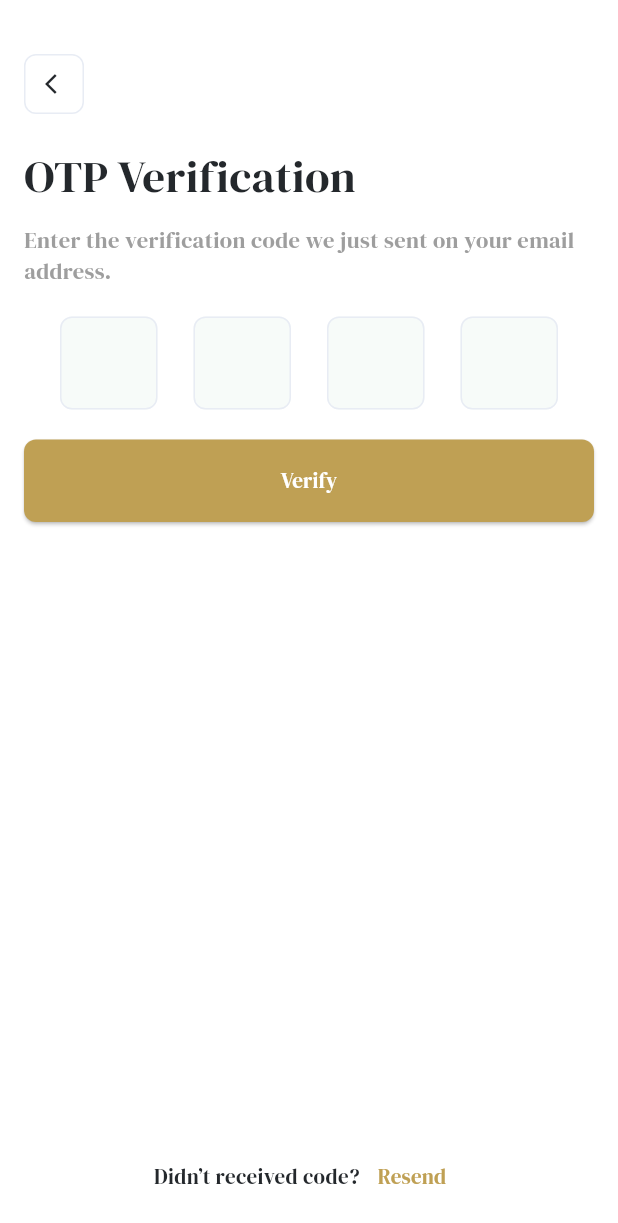
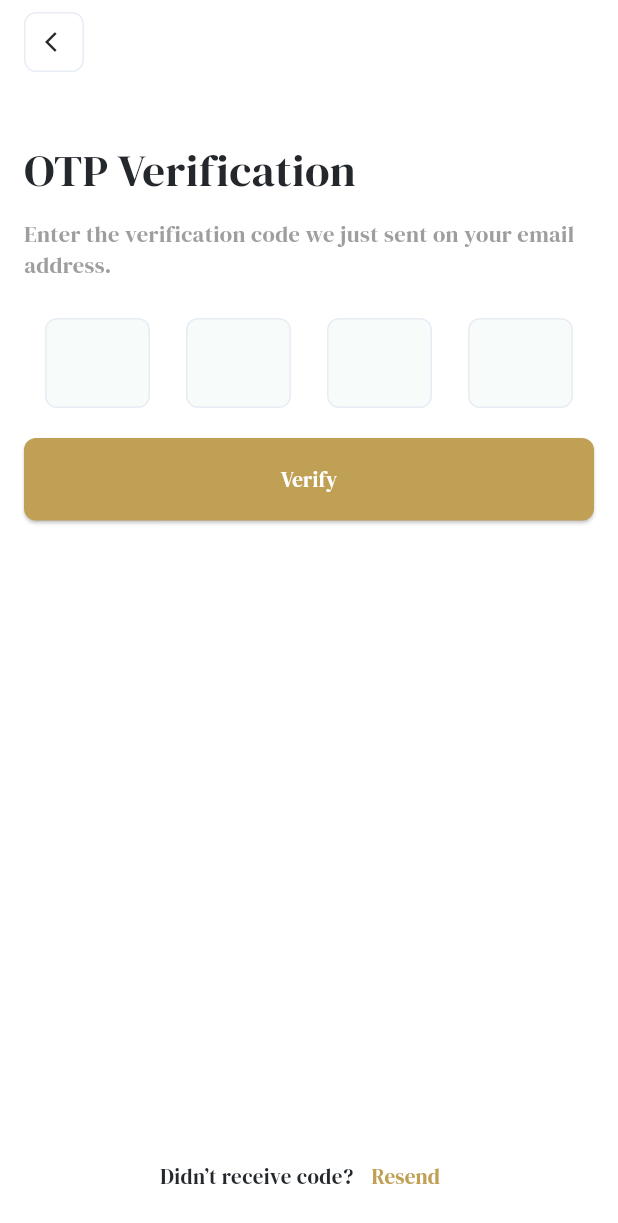
Before and after one commit to Islam3020/bookia, a Flutter app: the OTPVerification screen opened directly, on a phone screen of 412 x 824 dp. Shown: the top 1223 px of the screen. Run offline on Flutter 3.47's test engine with Material 3 defaults, Android fonts, the phone set to English and light mode, and no system bars; drawn by our look-alikes of pinput; our stand-ins replace flutter_svg, gap.

Commit message:
refactor otp verification screen

```diff
--- a/lib/features/auth/presentation/pages/forgot_password.dart
+++ b/lib/features/auth/presentation/pages/forgot_password.dart
@@ -66,7 +66,7 @@ class _ForgotPasswordState extends State<ForgotPassword> {
                   text: 'Send Code',
                   onPressed: () {
                     if (_formKey.currentState!.validate()) {
-                      context.pushReplacement(OTPVerification());
+                      context.pushReplacement(const OTPVerification());
                     }
                   },
                 ),
--- a/lib/features/auth/presentation/pages/otp_view.dart
+++ b/lib/features/auth/presentation/pages/otp_view.dart
@@ -1,7 +1,9 @@
 import 'package:bookia/core/utils/app_colors.dart';
+import 'package:bookia/core/utils/text_styles.dart';
 import 'package:bookia/core/widgets/custom_buttons.dart';
 import 'package:bookia/core/widgets/pop_container.dart';
 import 'package:flutter/material.dart';
+import 'package:pinput/pinput.dart';
 
 class OTPVerification extends StatefulWidget {
   const OTPVerification({super.key});
@@ -12,18 +14,21 @@ class OTPVerification extends StatefulWidget {
 
 class _OTPVerificationState extends State<OTPVerification> {
   final _formKey = GlobalKey<FormState>();
-  final List<TextEditingController> _controllers =
-      List.generate(4, (index) => TextEditingController());
+  final TextEditingController _otpController = TextEditingController();
 
   void _verifyOTP() {
-    String otp = _controllers.map((controller) => controller.text).join();
+    String otp = _otpController.text;
     print("Entered OTP: $otp");
-    // Implement OTP verification logic here
+
   }
 
   @override
   Widget build(BuildContext context) {
     return Scaffold(
+      appBar: AppBar(
+        title: const PopContainer(),
+        automaticallyImplyLeading: false,
+      ),
       body: SafeArea(
         child: Form(
           key: _formKey,
@@ -32,65 +37,51 @@ class _OTPVerificationState extends State<OTPVerification> {
             child: Column(
               crossAxisAlignment: CrossAxisAlignment.start,
               children: [
-                const SizedBox(
-                  height: 20,
-                ),
-                const Row(
-                  children: [
-                    PopContainer(),
-                  ],
-                ),
-                const SizedBox(
-                  height: 20,
-                ),
+
+                const SizedBox(height: 20),
                 const Text(
                   'OTP Verification',
                   style: TextStyle(fontWeight: FontWeight.w400, fontSize: 30),
                 ),
-                const SizedBox(
-                  height: 10,
-                ),
+                const SizedBox(height: 10),
                 const Text(
                   'Enter the verification code we just sent on your email address.',
                   style: TextStyle(fontSize: 15, color: Colors.grey),
                 ),
-                const SizedBox(
-                  height: 20,
+                const SizedBox(height: 25),
+
+
+                Row(mainAxisAlignment: MainAxisAlignment.center,
+                  children: [
+                    Pinput(
+                      length: 4,
+                      controller: _otpController,
+                      keyboardType: TextInputType.number,
+                      defaultPinTheme: PinTheme(margin: EdgeInsets.symmetric(horizontal: 8),
+                        width: 70,
+                        height: 60,
+                        textStyle: getTitleTextStyle(context),
+                        decoration: BoxDecoration(
+                          color: AppColors.accentColor,
+                          border: Border.all(color: AppColors.borderColor),
+                          borderRadius: BorderRadius.circular(8),
+                        ),
+                      ),
+                      focusedPinTheme: PinTheme(margin: EdgeInsets.symmetric(horizontal: 8),
+                        width: 70,
+                        height: 60,
+                        textStyle: getTitleTextStyle(context),
+                        decoration: BoxDecoration(
+                          border: Border.all(color: AppColors.primaryColor, width: 2),
+                          borderRadius: BorderRadius.circular(8),
+                        ),
+                      ),
+                      onCompleted: (otp) => _verifyOTP(),
+                    ),
+                  ],
                 ),
-                Row(
-                  mainAxisAlignment: MainAxisAlignment.spaceEvenly,
-                  children: List.generate(4, (index) {
-                    return SizedBox(
-                      width: 65,
-                      child: TextFormField(
-                        cursorColor: AppColors.primaryColor,
-                        controller: _controllers[index],
-                        keyboardType: TextInputType.number,
-                        textAlign: TextAlign.center,
-                        maxLength: 1,
-                        style: const TextStyle(fontSize: 20),
-                        decoration: InputDecoration(
-                            counterText: "",
-                            border: OutlineInputBorder(
-                                borderRadius: BorderRadius.circular(10),
-                                borderSide:
-                                    const BorderSide(color: AppColors.primaryColor)),
-                            focusedBorder: OutlineInputBorder(
-                                borderRadius: BorderRadius.circular(10),
-                                borderSide:
-                                    const BorderSide(color: AppColors.primaryColor))),
-                        onChanged: (value) {
-                          if (value.isNotEmpty && index < 3) {
-                            FocusScope.of(context).nextFocus();
-                          }
-                        },
-                      ),
-                    );
-                  }),
-                ),
-                const SizedBox(
-                  height: 20,
-                ),
+
+                const SizedBox(height: 20),
                 CustomButton(
                   text: 'Verify',
                   onPressed: _verifyOTP,
@@ -99,13 +90,13 @@ class _OTPVerificationState extends State<OTPVerification> {
                 Row(
                   mainAxisAlignment: MainAxisAlignment.center,
                   children: [
-                    const Text('Didn’t received code?'),
+                    const Text('Didn’t receive code?'),
                     TextButton(
-                        onPressed: () {},
-                        child: const Text('Resend',
-                            style: TextStyle(color: Color(0xffBFA054))))
+                      onPressed: () {},
+                      child: const Text('Resend', style: TextStyle(color: Color(0xffBFA054))),
+                    ),
                   ],
-                )
+                ),
               ],
             ),
           ),
--- a/pubspec.yaml
+++ b/pubspec.yaml
@@ -33,6 +33,7 @@ dependencies:
     sdk: flutter
   flutter_svg: ^2.0.17
   gap: ^3.0.1
+  pinput: ^5.0.1
 
 dev_dependencies:
   flutter_lints: ^4.0.0
```
Also changed, not shown: pubspec.lock.
